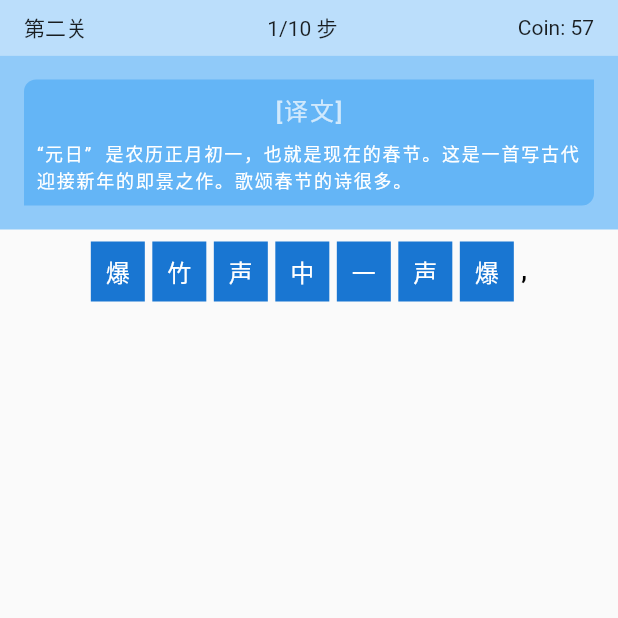
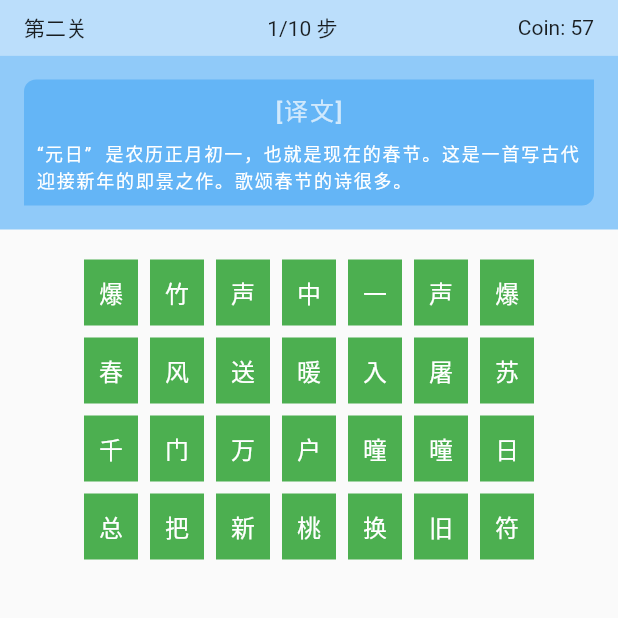
Before and after one commit to CodesAreHonest/poem-and-strings, a Flutter app: the screen it shows after launch, on a phone screen of 412 x 824 dp, the top half of it. Run offline on Flutter 3.47's test engine with Material 2 defaults, Android fonts, the phone set to English and light mode, and no system bars.

Commit message:
[Stage Body] - Swappable

```diff
--- a/lib/screens/difficult_stage/widgets/game_body.dart
+++ b/lib/screens/difficult_stage/widgets/game_body.dart
@@ -1,54 +1,175 @@
 import "package:flutter/material.dart";
 import 'package:flutter/painting.dart';
+import 'dart:async';
 
 class DifficultGameBody extends StatefulWidget {
   @override
   _GameBodyState createState() => _GameBodyState();
 }
 
-class StageCharacter {
-  final int x;
-  final int y;
-  final String character;
-  final bool selected;
+class Character {
+  int x;
+  int y;
+  String character;
+  bool selected;
+  bool completed;
+  int location;
 
-  const StageCharacter(this.x, this.y, this.character, this.selected);
+  Character(this.x, this.y, this.character, this.selected, this.completed,
+      this.location);
+
+  void setSelected(bool selected) {
+    this.selected = selected;
+  }
+
+  void setCharacter(String character) {
+    this.character = character;
+  }
+
+  int getLocation() => this.location;
+
+  String getCharacter() => this.character;
 }
 
 class _GameBodyState extends State<DifficultGameBody> {
-  final List<StageCharacter> data = [
-    StageCharacter(0, 0, "爆", false),
-    StageCharacter(1, 0, "竹", false),
-    StageCharacter(2, 0, "声", false),
-    StageCharacter(3, 0, "中", false),
-    StageCharacter(4, 0, "一", false),
-    StageCharacter(5, 0, "声", false),
-    StageCharacter(6, 0, "爆", false),
+  List<Character> data = [
+    Character(0, 0, "爆", false, false, 0),
+    Character(1, 0, "竹", false, false, 1),
+    Character(2, 0, "声", false, false, 2),
+    Character(3, 0, "中", false, false, 3),
+    Character(4, 0, "一", false, false, 4),
+    Character(5, 0, "声", false, false, 5),
+    Character(6, 0, "爆", false, false, 6),
+    Character(0, 1, "春", false, false, 7),
+    Character(1, 1, "风", false, false, 8),
+    Character(2, 1, "送", false, false, 9),
+    Character(3, 1, "暖", false, false, 10),
+    Character(4, 1, "入", false, false, 11),
+    Character(5, 1, "屠", false, false, 12),
+    Character(6, 1, "苏", false, false, 13),
+    Character(0, 2, "千", false, false, 14),
+    Character(1, 2, "门", false, false, 15),
+    Character(2, 2, "万", false, false, 16),
+    Character(3, 2, "户", false, false, 17),
+    Character(4, 2, "曈", false, false, 18),
+    Character(5, 2, "曈", false, false, 19),
+    Character(6, 2, "日", false, false, 20),
+    Character(0, 3, "总", false, false, 21),
+    Character(1, 3, "把", false, false, 22),
+    Character(2, 3, "新", false, false, 23),
+    Character(3, 3, "桃", false, false, 24),
+    Character(4, 3, "换", false, false, 25),
+    Character(5, 3, "旧", false, false, 26),
+    Character(6, 3, "符", false, false, 27)
   ];
 
-  List<Widget> getWordsArrangement(List<StageCharacter> words) {
-    List<Widget> wordList = new List<Widget>();
-    List<StageCharacter> firstRow =
-        words.where((StageCharacter item) => item.y == 0).toList();
+  int targetElement;
 
-    for (int i = 0; i < firstRow.length; i++) {
-      String character = firstRow[i].character;
+  void swapCharacter(Character character) async {
+    List<Character> characterData = data;
+    int elementPosition = characterData.indexOf(character);
+    character.setSelected(true);
 
-      wordList.add(Container(
-          color: Colors.blue[700],
-          padding: EdgeInsets.symmetric(horizontal: 10.0, vertical: 8.0),
-          child: Text(character,
-              style: TextStyle(color: Colors.white, fontSize: 16.0))));
+    if (targetElement == null) {
+      characterData.removeAt(elementPosition);
+      characterData.insert(elementPosition, character);
+
+      setState(() {
+        data = characterData;
+        targetElement = elementPosition;
+      });
+
+      return;
     }
 
-    wordList.add(Container(
-        color: Colors.transparent,
-        padding: EdgeInsets.fromLTRB(0, 10, 0, 0),
-        child: Text(",",
-            style: TextStyle(
-                color: Colors.black,
-                fontSize: 16.0,
-                fontWeight: FontWeight.w600))));
+    Character destination = characterData.elementAt(targetElement);
+    bool isSameTarget = identical(character, destination);
+
+    if (isSameTarget == true) {
+      character.setSelected(false);
+      characterData.removeAt(elementPosition);
+      characterData.insert(elementPosition, character);
+
+      setState(() {
+        data = characterData;
+        targetElement = null;
+      });
+
+      return;
+    }
+
+    if (isSameTarget == false) {
+      // set secondary selected colours
+      characterData.removeAt(elementPosition);
+      characterData.insert(elementPosition, character);
+
+      setState(() {
+        data = characterData;
+      });
+
+      // swap characters
+      String destinationCharacter = character.getCharacter();
+      String targetCharacter = destination.getCharacter();
+      destination.setCharacter(destinationCharacter);
+      character.setCharacter(targetCharacter);
+
+      await Future.delayed(const Duration(milliseconds: 500), () {
+        destination.setSelected(false);
+        character.setSelected(false);
+
+        // swap position
+        characterData.removeAt(elementPosition);
+        characterData.insert(elementPosition, character);
+        characterData.removeAt(targetElement);
+        characterData.insert(targetElement, destination);
+      });
+
+      setState(() {
+        data = characterData;
+        targetElement = null;
+      });
+
+      return;
+    }
+  }
+
+  List<Widget> renderCharacters(List<Character> words, int index) {
+    List<Widget> wordList = new List<Widget>();
+    List<Character> row =
+        words.where((Character item) => item.y == index).toList();
+
+    for (int i = 0; i < row.length; i++) {
+      String character = row[i].character;
+      bool selected = row[i].selected;
+      Color borderColor = Colors.blue[700];
+      Color backgroundColor = Colors.blue[700];
+
+      if (selected) {
+        backgroundColor = Colors.blue[500];
+        borderColor = Colors.blue[500];
+      }
+
+      if (words.elementAt(i).getLocation() == i) {
+        backgroundColor = Colors.green[500];
+        borderColor = Colors.green[500];
+      }
+
+      wordList.add(GestureDetector(
+        onTap: () {
+          swapCharacter(row[i]);
+        },
+        child: Container(
+            decoration: BoxDecoration(
+                color: backgroundColor,
+                border: Border.all(
+                    color: borderColor, width: 2.0, style: BorderStyle.solid)),
+            padding: EdgeInsets.symmetric(horizontal: 8.0, vertical: 8.0),
+            child: Text(character,
+                style: TextStyle(color: Colors.white, fontSize: 16.0))),
+      ));
+    }
+
+//    wordList.shuffle();
 
     return wordList;
   }
@@ -57,13 +178,41 @@ class _GameBodyState extends State<DifficultGameBody> {
   Widget build(BuildContext context) {
     return Container(
         child: Padding(
-      padding: EdgeInsets.all(8.0),
+      padding: EdgeInsets.all(16.0),
       child: Container(
-          child: Wrap(
-        spacing: 5.0,
-        runSpacing: 10.0,
-        children: [...getWordsArrangement(data)],
-      )),
+        child: Column(
+          children: <Widget>[
+            Container(
+              padding: EdgeInsets.symmetric(vertical: 4.0),
+              child: Wrap(
+                spacing: 8.0,
+                children: renderCharacters(data, 0),
+              ),
+            ),
+            Container(
+              padding: EdgeInsets.symmetric(vertical: 4.0),
+              child: Wrap(
+                spacing: 8.0,
+                children: renderCharacters(data, 1),
+              ),
+            ),
+            Container(
+              padding: EdgeInsets.symmetric(vertical: 4.0),
+              child: Wrap(
+                spacing: 8.0,
+                children: renderCharacters(data, 2),
+              ),
+            ),
+            Container(
+              padding: EdgeInsets.symmetric(vertical: 4.0),
+              child: Wrap(
+                spacing: 8.0,
+                children: renderCharacters(data, 3),
+              ),
+            )
+          ],
+        ),
+      ),
     ));
   }
 }
```
